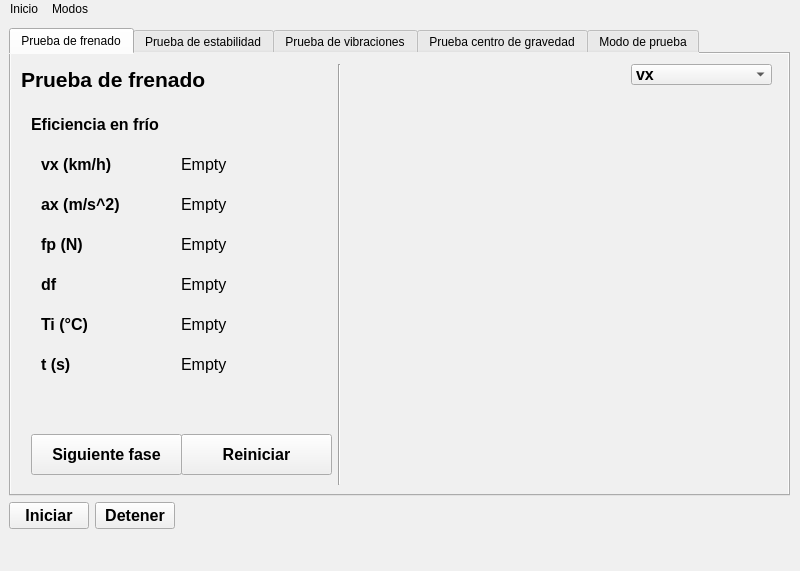
Old version of the form interfaz_app.ui in the repository luisgl90/PVE-Python.
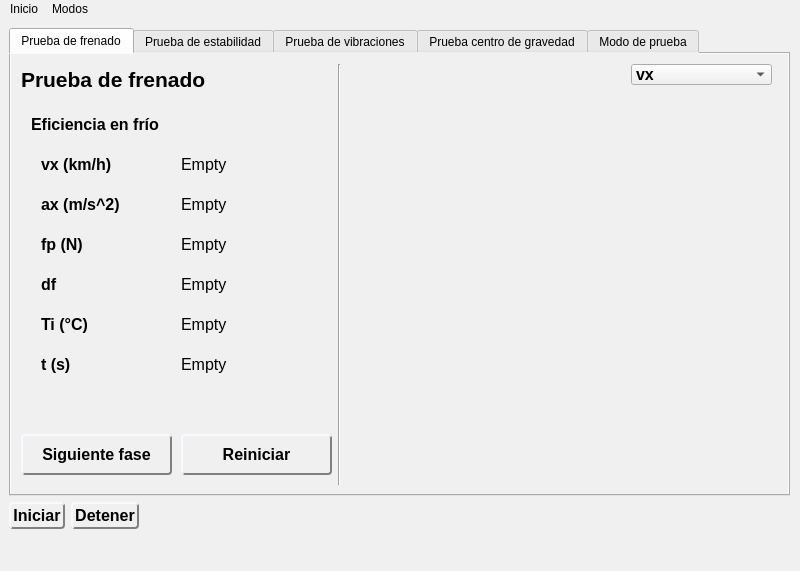
New version of the form. Icons and pictures are not drawn. Custom widgets are drawn as their Qt base class.

Commit message: Interfaz and prueba frontend update

Diff of the .ui file:
```diff
--- a/interfaz_app.ui
+++ b/interfaz_app.ui
@@ -32,6 +32,30 @@
 QLineEdit { 
 	background-color: #ffffff }
 
+QPushButton{
+	background-color: #f0f0f0;
+	border-style: outset;
+	border-radius: 4px;
+	border-color: gray;
+	padding: 2px;
+	border-top: 2px solid GhostWhite;
+	border-left: 2px solid GhostWhite;
+	border-bottom: 2px solid gray;
+	border-right: 2px solid gray;
+}
+
+QPushButton:pressed{
+	background-color: #f0f0f0;
+	border-style: outset;
+	border-radius: 4px;
+	border-color: gray;
+	padding: 2px;
+	border-top: 2px solid gray;
+	border-left: 2px solid gray;
+	border-bottom: 2px solid WhiteSmoke;
+	border-right: 2px solid WhiteSmoke;
+}
+
 </string>
   </property>
   <widget class="QWidget" name="centralwidget">
@@ -483,7 +507,7 @@
         <widget class="QPushButton" name="button_fre_fase">
          <property name="geometry">
           <rect>
-           <x>20</x>
+           <x>10</x>
            <y>380</y>
            <width>151</width>
            <height>41</height>
```
Left out of the diff: 31 changed lines with no effect on the pictures. The commit also changes 1 other file.
